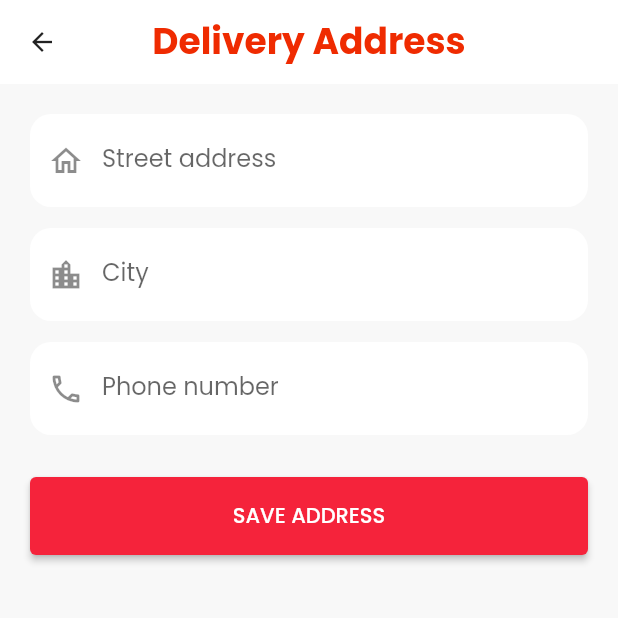
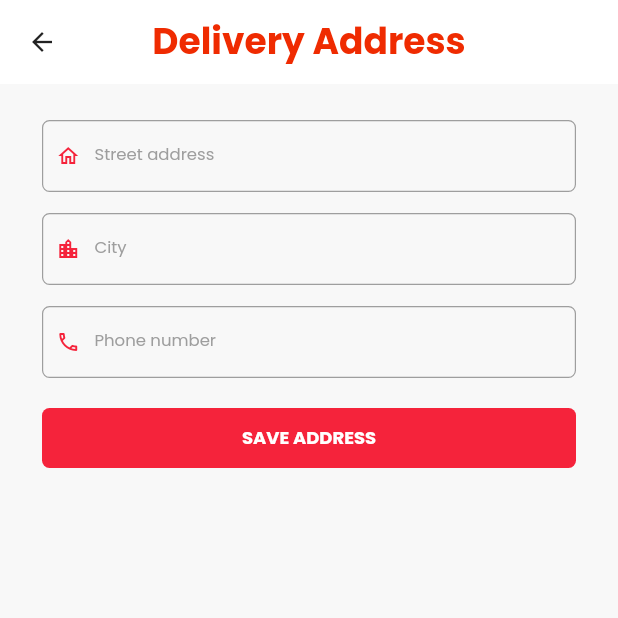
Before and after one commit to oeungrotha11/flutter_foodie, a Flutter app: the DeliveryAddressScreen screen opened directly, on a phone screen of 412 x 824 dp, the top half of it. Run offline on Flutter 3.47's test engine with Material 3 defaults, Android fonts, the light colour scheme and no system bars; our stand-ins replace carousel_slider, device_preview, flutter_svg, intl_phone_field, lottie, shared_preferences and 1 more; accounts and stored records are empty; network calls fail.

Commit message:
Match delivery address form styling to login and register

```diff
--- a/lib/screens/delivery_address_screen.dart
+++ b/lib/screens/delivery_address_screen.dart
@@ -85,7 +85,7 @@
       body: Form(
         key: _formKey,
         child: ListView(
-          padding: const EdgeInsets.all(20),
+          padding: const EdgeInsets.symmetric(horizontal: 28, vertical: 24),
           children: [
             _field(_addressController, 'Street address', Icons.home_outlined),
             const SizedBox(height: 14),
@@ -97,16 +97,23 @@
               Icons.phone_outlined,
               keyboardType: TextInputType.phone,
             ),
-            const SizedBox(height: 28),
+            const SizedBox(height: 20),
             SizedBox(
-              height: 52,
+              height: 40,
               child: ElevatedButton(
                 onPressed: _saveAddress,
                 style: ElevatedButton.styleFrom(
                   backgroundColor: const Color(0xFFF5233B),
                   foregroundColor: Colors.white,
+                  elevation: 0,
+                  shape: RoundedRectangleBorder(
+                    borderRadius: BorderRadius.circular(5),
+                  ),
                 ),
-                child: const Text('SAVE ADDRESS'),
+                child: const Text(
+                  'SAVE ADDRESS',
+                  style: TextStyle(fontSize: 12, fontWeight: FontWeight.bold),
+                ),
               ),
             ),
           ],
@@ -126,14 +133,42 @@
       keyboardType: keyboardType,
       validator: (value) =>
           value == null || value.trim().isEmpty ? 'Required' : null,
+      style: const TextStyle(fontSize: 12),
+      autovalidateMode: AutovalidateMode.onUserInteractionIfError,
       decoration: InputDecoration(
         labelText: label,
-        prefixIcon: Icon(icon),
-        filled: true,
-        fillColor: Colors.white,
+        hintText: 'Enter ${label.toLowerCase()}',
+        prefixIcon: Icon(icon, size: 16, color: const Color(0xFFF5233B)),
+        labelStyle: const TextStyle(fontSize: 11, color: Colors.grey),
+        hintStyle: const TextStyle(fontSize: 11, color: Colors.grey),
+        prefixIconConstraints: const BoxConstraints(
+          minWidth: 35,
+          minHeight: 35,
+        ),
+        contentPadding: const EdgeInsets.symmetric(
+          horizontal: 12,
+          vertical: 12,
+        ),
+        errorStyle: const TextStyle(fontSize: 10),
         border: OutlineInputBorder(
-          borderRadius: BorderRadius.circular(14),
-          borderSide: BorderSide.none,
+          borderRadius: BorderRadius.circular(5),
+          borderSide: const BorderSide(color: Colors.grey, width: 0.8),
+        ),
+        enabledBorder: OutlineInputBorder(
+          borderRadius: BorderRadius.circular(5),
+          borderSide: const BorderSide(color: Colors.grey, width: 0.8),
+        ),
+        focusedBorder: OutlineInputBorder(
+          borderRadius: BorderRadius.circular(5),
+          borderSide: const BorderSide(color: Color(0xFFF5233B), width: 1),
+        ),
+        errorBorder: OutlineInputBorder(
+          borderRadius: BorderRadius.circular(5),
+          borderSide: const BorderSide(color: Colors.red, width: 0.8),
+        ),
+        focusedErrorBorder: OutlineInputBorder(
+          borderRadius: BorderRadius.circular(5),
+          borderSide: const BorderSide(color: Colors.red, width: 1),
         ),
       ),
     );
```
